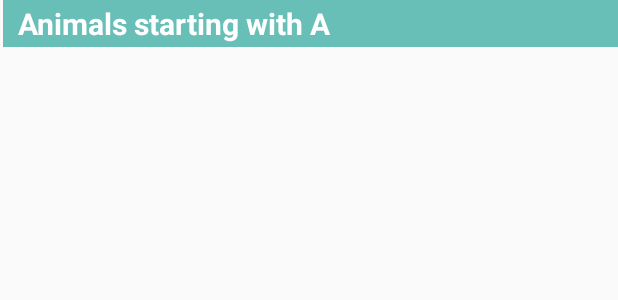
After one commit to wellingtonmb88/Aprovado, an Android app: the layout view_header.xml on its own in the app's theme, with its tools: preview values and no code run, on a phone screen of 412 x 824 dp. The commit adds this screen. Shown: the top 300 px of the screen. Run offline under Robolectric (Android 15) with nearby library versions, the phone set to English and light mode, and no system bars.

Commit message:
Added StickyHeaderRecyclerView

```diff
--- a/app/build.gradle
+++ b/app/build.gradle
@@ -27,5 +27,5 @@ dependencies {
     compile 'com.android.support:recyclerview-v7:21.0.+'
     compile 'com.getbase:floatingactionbutton:1.9.0'
     compile 'com.afollestad:material-dialogs:0.7.4.2'
-    compile 'com.github.jenzz.undobar:library:1.3:api15Release@aar'
+    compile 'com.timehop.stickyheadersrecyclerview:library:0.4.0@aar'
 }
--- a/app/src/main/res/layout/card_item_course.xml
+++ b/app/src/main/res/layout/card_item_course.xml
@@ -1,5 +1,6 @@
 <?xml version="1.0" encoding="utf-8"?>
-<android.support.v7.widget.CardView xmlns:android="http://schemas.android.com/apk/res/android"
+<android.support.v7.widget.CardView
+    xmlns:android="http://schemas.android.com/apk/res/android"
     xmlns:card_view="http://schemas.android.com/apk/res-auto"
     android:id="@+id/card_view"
     android:layout_width="match_parent"
--- /dev/null
+++ b/app/src/main/res/layout/view_header.xml
@@ -0,0 +1,18 @@
+<?xml version="1.0" encoding="utf-8"?>
+
+<TextView
+    xmlns:android="http://schemas.android.com/apk/res/android"
+    xmlns:tools="http://schemas.android.com/tools"
+    android:orientation="horizontal"
+    android:layout_width="match_parent"
+    android:layout_height="wrap_content"
+    android:background="@color/teal_alpha"
+    android:textSize="20sp"
+    android:textStyle="bold"
+    android:textColor="@android:color/white"
+    tools:text="Animals starting with A"
+    android:paddingLeft="10dp"
+    android:paddingTop="2dp"
+    android:paddingBottom="2dp"
+    android:layout_marginLeft="2dp"
+    android:layout_marginStart="2dp" />
--- a/app/src/main/res/values/color.xml
+++ b/app/src/main/res/values/color.xml
@@ -6,5 +6,6 @@
     <color name="ColorPrimary">#3F51B5</color>
     <color name="ColorPrimaryDark">#303F9F</color>
     <color name="teal">#009688</color>
+    <color name="teal_alpha">#96009688</color>
     <color name="teal_light">#4DB6AC</color>
 </resources>
```
Also changed, not shown: app/src/main/java/com/wellingtonmb88/aprovado/adapter/CourseRecyclerViewAdapter.java (+31 -3 lines), app/src/main/java/com/wellingtonmb88/aprovado/fragment/CourseListFragment.java (+15 -0 lines), app/src/main/java/com/wellingtonmb88/aprovado/utils/CourseSemesterComparator.java (added, +16 -0 lines), 1 other file.
